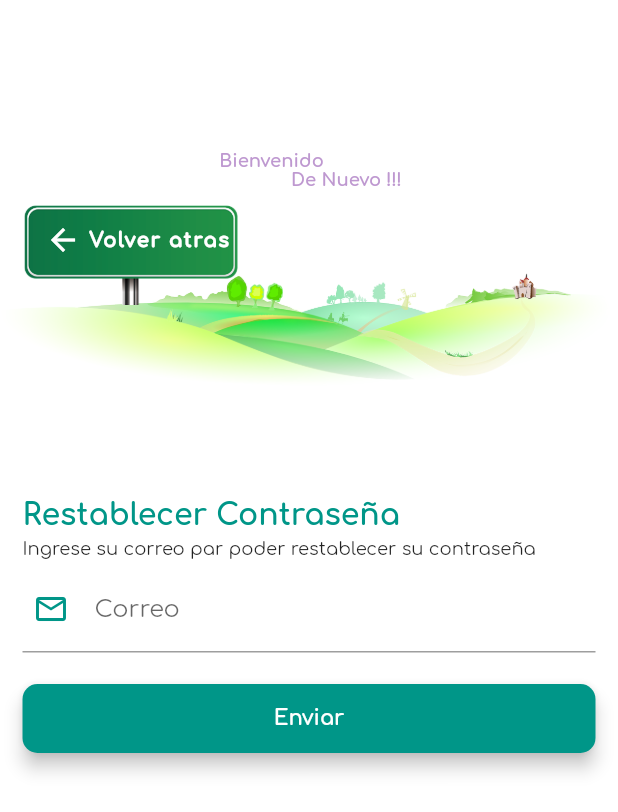
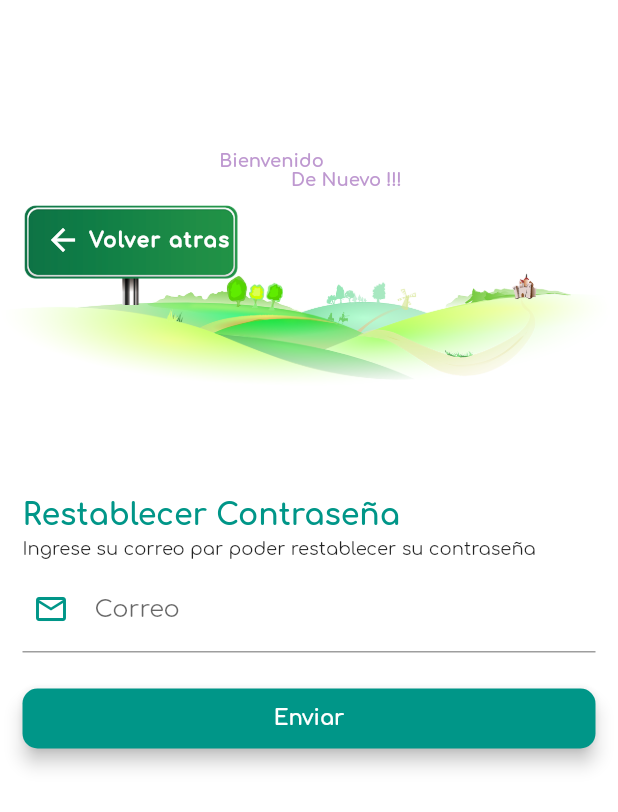
Before and after one commit to millemax/reconocimiento_images_flutter, a Flutter app: the OlvidoContrasena screen opened directly, on a phone screen of 412 x 824 dp. Shown: the top 812 px of the screen. Run offline on Flutter 3.47's test engine with Material 2 defaults, Android fonts, the phone set to English and light mode, and no system bars; our stand-ins replace camera, cloud_firestore, firebase_auth, firebase_core, firebase_storage, flutter_swiper and 7 more; missing offline and left inert: geocoder, tflite; accounts and stored records are empty.

```diff
--- a/lib/pages/login_page.dart
+++ b/lib/pages/login_page.dart
@@ -238,7 +238,7 @@ class _LoginPageState extends State<LoginPage> {
         borderRadius: BorderRadius.circular(10.0),
       ),
       child: Padding(
-        padding: EdgeInsets.symmetric(vertical: 15, horizontal: 30),
+        padding: EdgeInsets.symmetric(vertical: 10, horizontal: 30),
         child: Text(
           text,
           style: TextStyle(
@@ -318,7 +318,7 @@ class _LoginPageState extends State<LoginPage> {
         borderRadius: BorderRadius.circular(10.0),
       ),
       child: Padding(
-        padding: EdgeInsets.symmetric(vertical: 15, horizontal: 30),
+        padding: EdgeInsets.symmetric(vertical: 10, horizontal: 30),
         child: Text(
           text,
           style: TextStyle(
--- a/lib/pages/olvidoContraseña.dart
+++ b/lib/pages/olvidoContraseña.dart
@@ -195,7 +195,7 @@ class _OlvidoContrasenaState extends State<OlvidoContrasena> {
                                   restablecerContrasena(context);
                                 },
                                 padding: EdgeInsets.symmetric(
-                                  vertical: 15,
+                                  vertical: 12,
                                 ),
                                 color: Theme.of(context).primaryColor,
                                 shape: RoundedRectangleBorder(
```
